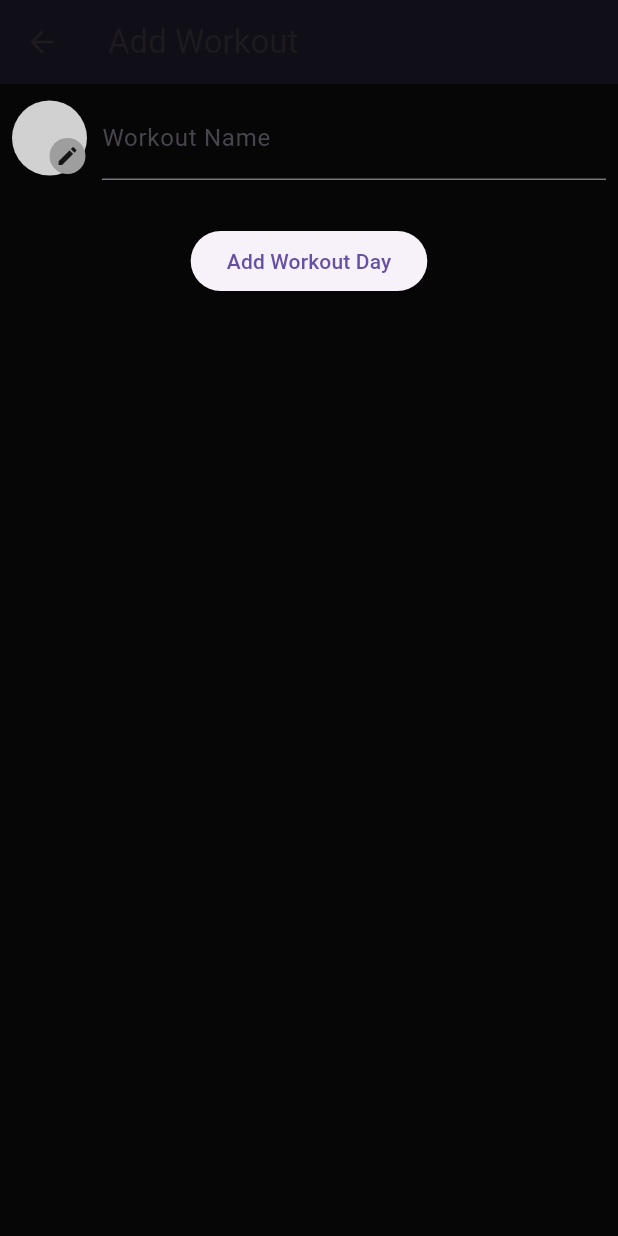
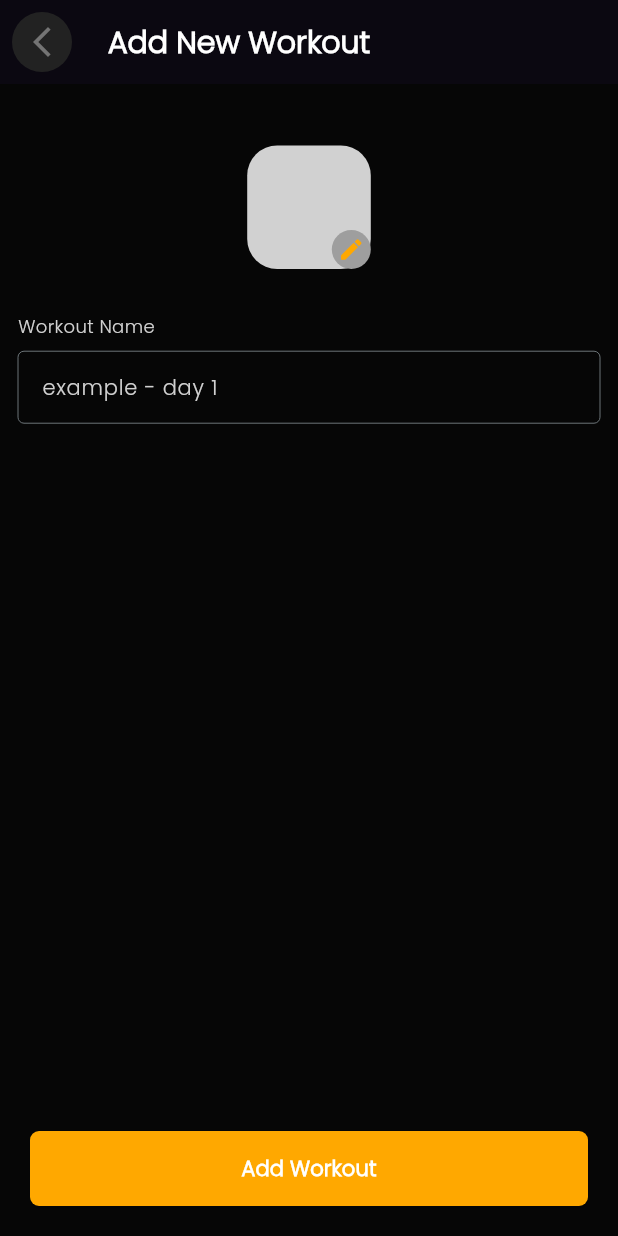
Before and after one commit to IshaqFarid280/mikococo_final, a Flutter app: the AddWorkoutDayForm screen opened directly with empty values, on a phone screen of 412 x 824 dp. Run offline on Flutter 3.47's test engine with Material 3 defaults, Android fonts, the light colour scheme and no system bars; drawn by our look-alikes of auto_size_text; our stand-ins replace assets_audio_player, fl_chart, flutter_slidable, flutter_svg, hive, hive_flutter and 3 more; accounts and stored records are empty.

Commit message:
0.0000051

```diff
--- a/lib/main.dart
+++ b/lib/main.dart
@@ -97,7 +97,7 @@ class MyApp extends StatelessWidget {
         fontFamily: ' ',
         appBarTheme:const  AppBarTheme(
 
-          color:backGroundColor,
+          color:blackColor,
           elevation: 5,
         ),
         scaffoldBackgroundColor: backGroundColor,
--- a/lib/routine/add_routine.dart
+++ b/lib/routine/add_routine.dart
@@ -1,3 +1,4 @@
+import 'package:auto_size_text/auto_size_text.dart';
 import 'package:flutter/material.dart';
 import 'package:flutter/services.dart';
 import 'package:mikococo/consts/colors.dart';
@@ -93,20 +94,11 @@ class _AddRoutineFormState extends State<AddRoutineForm> {
     return Scaffold(
       appBar: AppBar(
         leading: LeadingIcon(),
-        // leading: trailingbutton(
-        //   onTap: (){
-        //         Navigator.pop(context);
-        //   },
-        //   svgAsset: 'assets/svg/backsign.svg',
-        //   svgColor: leadingButton,
-        // ),
-        // title: Text('Add New Routine'),
         title: largeText(title: 'Add New Routine'),
       ),
       body: Padding(
         padding: const EdgeInsets.all(8.0),
-        child: Column(
-          children: [
+        child: Column(children: [
           SizedBox(
             height: MediaQuery.of(context).size.height * 0.04,
           ),
@@ -121,10 +113,11 @@ class _AddRoutineFormState extends State<AddRoutineForm> {
                         borderRadius: BorderRadius.all(Radius.circular(20))),
                     height: MediaQuery.of(context).size.height * .1,
                     width: MediaQuery.of(context).size.width * .2,
-                    child: Center(child: Text(leadingcontroller.text.toUpperCase(),
+                    child: Center(
+                        child: Text(
+                      leadingcontroller.text.toUpperCase(),
                       style: TextStyle(
                         color: whiteColor,
-
                         fontWeight: FontWeight.w500,
                         fontSize: 22,
                       ),
@@ -151,6 +144,8 @@ class _AddRoutineFormState extends State<AddRoutineForm> {
                 ]),
               ],
             ),
+          ),SizedBox(
+            height: MediaQuery.of(context).size.height * 0.03,
           ),
           textFormField(
             context: context,
@@ -166,18 +161,13 @@ class _AddRoutineFormState extends State<AddRoutineForm> {
             hint: 'example - december',
             // labelText: 'Example - Mass Gain Program'
           ),
-
           Spacer(),
           Positioned(
-              bottom: 0,
-
-              child: Container(
-                width: MediaQuery.of(context).size.width*1,
-                decoration: BoxDecoration(
-                    borderRadius: BorderRadius.circular(20)
-                ),
-                child: ElevatedButton(
-                  onPressed: () {
+            bottom: 10,
+            child: SubmitButton(
+              titlee: 'Add Routine',
+                primaryColor: goldenColor,
+                onTap: () {
               if (_controller.text.isNotEmpty &&
                   _desccontroller.text.isNotEmpty &&
                   leadingcontroller.text.isNotEmpty) {
@@ -187,22 +177,11 @@ class _AddRoutineFormState extends State<AddRoutineForm> {
                 _controller.clear();
                 Navigator.pop(context);
               }
-                  },
-                  style: ElevatedButton.styleFrom(
-
-                      primary: goldenColor,
-                      shape: RoundedRectangleBorder(
-                        borderRadius: BorderRadius.circular(6),
+            }),
           )
+        ]),
       ),
-                  child: Text('Add Routine',),
-                ),
-              ),
-            ),
-    ]
-        ),
-      ),
-
     );
   }
+
 }
--- a/lib/widgets_common/our_button.dart
+++ b/lib/widgets_common/our_button.dart
@@ -1,3 +1,4 @@
+import 'package:auto_size_text/auto_size_text.dart';
 import 'package:flutter/cupertino.dart';
 import 'package:flutter/material.dart';
 import 'package:flutter_svg/flutter_svg.dart';
@@ -150,3 +151,41 @@ class ExercisesNameListTile extends StatelessWidget {
     );
   }
 }
+
+
+class SubmitButton extends StatelessWidget {
+  final VoidCallback onTap;
+  final String? titlee;
+  final Color? primaryColor;
+
+  const SubmitButton({super.key, required this.onTap,  this.titlee,  this.primaryColor});
+
+  @override
+  Widget build(BuildContext context) {
+    return Container(
+      padding: EdgeInsets.all(8),
+      margin: EdgeInsets.all(4),
+      width: MediaQuery.of(context).size.width*1,
+      height: MediaQuery.of(context).size.height*0.08,
+      decoration: BoxDecoration(
+          borderRadius: BorderRadius.circular(20)
+      ),
+      child: ElevatedButton(
+        onPressed: onTap,
+        style: ElevatedButton.styleFrom(
+
+            primary: primaryColor,
+            shape: RoundedRectangleBorder(
+              borderRadius: BorderRadius.circular(6),
+            )
+        ),
+        child: AutoSizeText(titlee!, style: TextStyle(
+            color: Colors.white,
+            fontSize: 14,
+            fontFamily: "Poppins",
+            fontWeight: FontWeight.w800
+        ),),
+      ),
+    );
+  }
+}
--- a/lib/widgets_common/text_widgets.dart
+++ b/lib/widgets_common/text_widgets.dart
@@ -56,7 +56,7 @@ Widget textFormField(
         SizedBox(
           height: MediaQuery.of(context).size.height * .001,
         ),
-        Text(
+        AutoSizeText(
           text,
           style: TextStyle(color: whiteColor, fontSize: 12, fontFamily: "Poppins"),
         ),
@@ -76,10 +76,12 @@ Widget textFormField(
             labelText: labelText,
             labelStyle: TextStyle(
               color: whiteColor,
+              fontSize: 14
             ),
             hintText: hint,
             hintStyle: TextStyle(
               color: whiteColor,
+              fontSize: 14,
               fontWeight: FontWeight.w100
             ),
             isDense: true,
--- a/lib/workout/work_out_froum.dart
+++ b/lib/workout/work_out_froum.dart
@@ -3,6 +3,7 @@ import 'package:flutter/services.dart';
 import 'package:mikococo/consts/colors.dart';
 import 'package:mikococo/consts/list.dart';
 import 'package:mikococo/widgets_common/our_button.dart';
+import 'package:mikococo/widgets_common/text_widgets.dart';
 
 class AddWorkoutDayForm extends StatefulWidget {
   final Function(String, String, String) onAdd;
@@ -15,28 +16,27 @@ class AddWorkoutDayForm extends StatefulWidget {
 
 class _AddWorkoutDayFormState extends State<AddWorkoutDayForm> {
   final TextEditingController _workoutNameController = TextEditingController();
-  final TextEditingController leadingworkoutcontroller = TextEditingController();
+  final TextEditingController leadingworkoutcontroller =
+      TextEditingController();
   Color _selectedworkoutColor = whiteColor; //initialize with  a default color
 
   String getHexCodeWorkout(Color color) {
     return '#${color.value.toRadixString(16).substring(2)}';
   }
 
-  void _showColorSelectionDialog(){
-    showDialog(context: context, builder: (context){
+  void _showColorSelectionDialog() {
+    showDialog(
+        context: context,
+        builder: (context) {
           return AlertDialog(
             title: TextFormField(
               inputFormatters: [
                 LengthLimitingTextInputFormatter(1),
-
               ],
-          decoration: InputDecoration(
-              hintText: 'Enter a Text, letter or symbol'
-          ),
-
+              decoration:
+                  InputDecoration(hintText: 'Enter a Text, letter or symbol'),
               controller: leadingworkoutcontroller,
-          style: TextStyle(
-          ),
+              style: TextStyle(),
             ),
             content: SingleChildScrollView(
               child: Column(
@@ -45,8 +45,9 @@ class _AddWorkoutDayFormState extends State<AddWorkoutDayForm> {
                     alignment: WrapAlignment.start,
                     spacing: 8.0,
                     runSpacing: 8.0,
-                children: colorSelection.map((color) => GestureDetector(
-                  onTap: (){
+                    children: colorSelection
+                        .map((color) => GestureDetector(
+                              onTap: () {
                                 setState(() {
                                   _selectedworkoutColor = color;
                                   print(_selectedworkoutColor);
@@ -57,20 +58,26 @@ class _AddWorkoutDayFormState extends State<AddWorkoutDayForm> {
                                 child: CircleAvatar(
                                   backgroundColor: color,
                                   radius: 15,
-
                                 ),
                               ),
-                )).toList(),
+                            ))
+                        .toList(),
                   ),
                   Row(
                     mainAxisAlignment: MainAxisAlignment.spaceEvenly,
                     children: [
-                  ourButton(color: redColor, onpressed: (){
+                      ourButton(
+                          color: redColor,
+                          onpressed: () {
                             Navigator.pop(context);
-                  }, textColor: whiteColor, title: "Yes"),
-
-                  ourButton(color: redColor, onpressed: (){
-                  }, textColor: whiteColor, title: "No"),
+                          },
+                          textColor: whiteColor,
+                          title: "Yes"),
+                      ourButton(
+                          color: redColor,
+                          onpressed: () {},
+                          textColor: whiteColor,
+                          title: "No"),
                     ],
                   )
                 ],
@@ -84,70 +91,85 @@ class _AddWorkoutDayFormState extends State<AddWorkoutDayForm> {
   Widget build(BuildContext context) {
     return Scaffold(
       appBar: AppBar(
-        title: Text(
-            'Add Workout'
-        ),
+        leading: LeadingIcon(),
+        title: largeText(title: 'Add New Workout'),
       ),
       body: Padding(
         padding: const EdgeInsets.all(8.0),
         child: Column(
           children: <Widget>[
-
-            Row(
+            SizedBox(
+              height: MediaQuery.of(context).size.height * 0.04,
+            ),
+            Center(
+              child: Row(
+                mainAxisAlignment: MainAxisAlignment.center,
                 children: [
                   Stack(children: [
                     Container(
-                    height: 50,
-                    width: 50,
-                    child: CircleAvatar(
-
-                      child: Text(leadingworkoutcontroller.text),
-                      backgroundColor: _selectedworkoutColor,
-
+                      decoration: BoxDecoration(
+                          color: _selectedworkoutColor,
+                          borderRadius: BorderRadius.all(Radius.circular(20))),
+                      height: MediaQuery.of(context).size.height * .1,
+                      width: MediaQuery.of(context).size.width * .2,
+                      child: Center(
+                          child: Text(
+                        leadingworkoutcontroller.text.toUpperCase(),
+                        style: TextStyle(
+                          color: whiteColor,
+                          fontWeight: FontWeight.w500,
+                          fontSize: 22,
+                        ),
+                      )),
+                    ),
+                    Positioned(
+                      bottom: 0,
+                      right: 0,
+                      child: Container(
+                        decoration: BoxDecoration(
+                            shape: BoxShape.circle, color: Colors.grey),
+                        padding: EdgeInsets.all(4),
+                        child: InkWell(
+                            onTap: () {
+                              _showColorSelectionDialog();
+                            },
+                            child: Icon(
+                              Icons.edit,
+                              size: 18,
+                              color: goldenColor,
+                            )),
+                      ),
+                    )
+                  ]),
+                ],
               ),
             ),
+            SizedBox(
+              height: MediaQuery.of(context).size.height * 0.03,
+            ),
+            textFormField(
+              context: context,
+              text: 'Workout Name',
+              controller: _workoutNameController,
+              hint: 'example - day 1',
+              // labelText: 'Example - Mass Gain Program'
+            ),
+            Spacer(),
             Positioned(
-                    top: 25,
-                    left: 25,
-                    child: Container(
-                      decoration: BoxDecoration(
-                          shape: BoxShape.circle,
-                          color: Colors.grey
-                      ),
-                      padding: EdgeInsets.all(4),
-                      child: InkWell(
-                          onTap: (){
-                            _showColorSelectionDialog();
-                          },
-                          child: Icon(Icons.edit, size: 16,)),
-                    ),
-                  )
-                ]
-                ),
-                SizedBox(width: 10,),
-
-                Expanded(
-                  child: TextFormField(
-                    controller: _workoutNameController,
-                    decoration: InputDecoration(labelText: 'Workout Name'),
-                  ),
-                ),
-              ],
-            ),
-            SizedBox(
-              height: 30,
-            ),
-            ElevatedButton(
-              onPressed: () {
-                if (_workoutNameController.text.isNotEmpty && leadingworkoutcontroller.text.isNotEmpty) {
-                  widget.onAdd(_workoutNameController.text,
+              bottom: 10,
+              child: SubmitButton(
+                  titlee: 'Add Workout',
+                  primaryColor: goldenColor,
+                  onTap: () {
+                    if (_workoutNameController.text.isNotEmpty &&
+                        leadingworkoutcontroller.text.isNotEmpty) {
+                      widget.onAdd(
+                          _workoutNameController.text,
                           leadingworkoutcontroller.text,
-                      getHexCodeWorkout(_selectedworkoutColor)
-                  );
+                          getHexCodeWorkout(_selectedworkoutColor));
                       print(getHexCodeWorkout(_selectedworkoutColor));
                     }
-              },
-              child: Text('Add Workout Day'),
+                  }),
             ),
           ],
         ),
```
Lines whose indentation alone changed are shown as unchanged.
